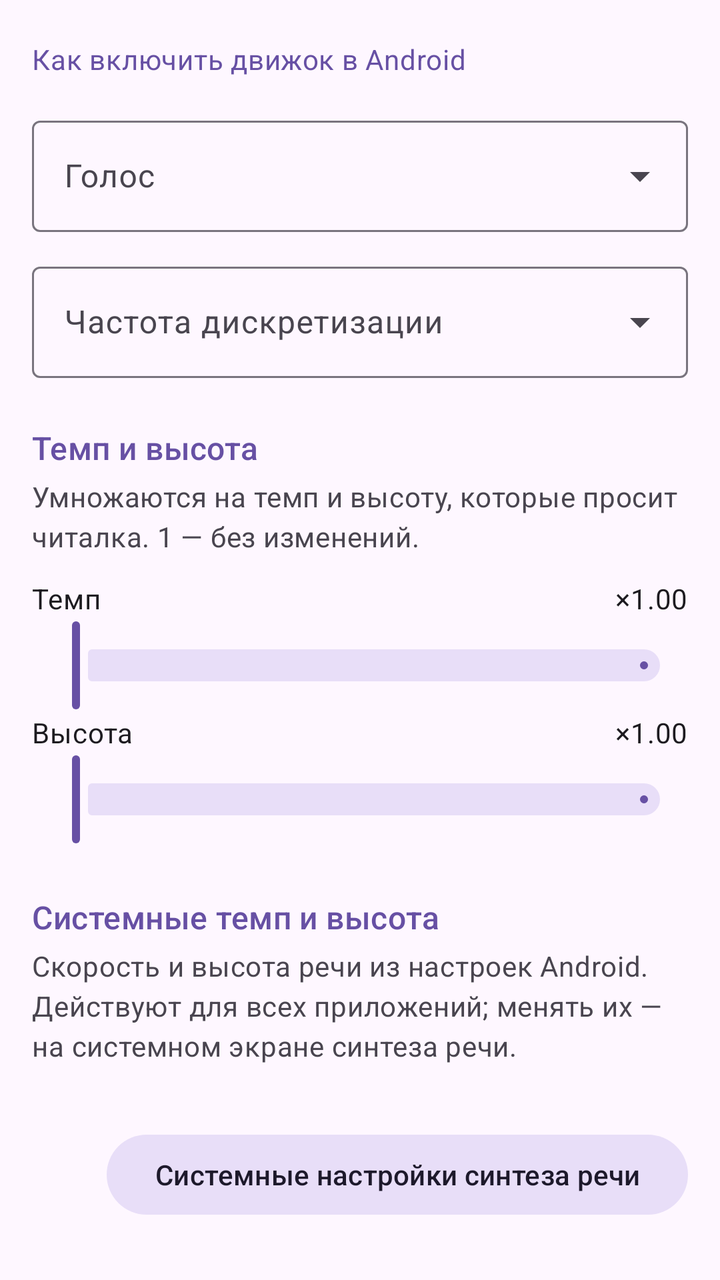
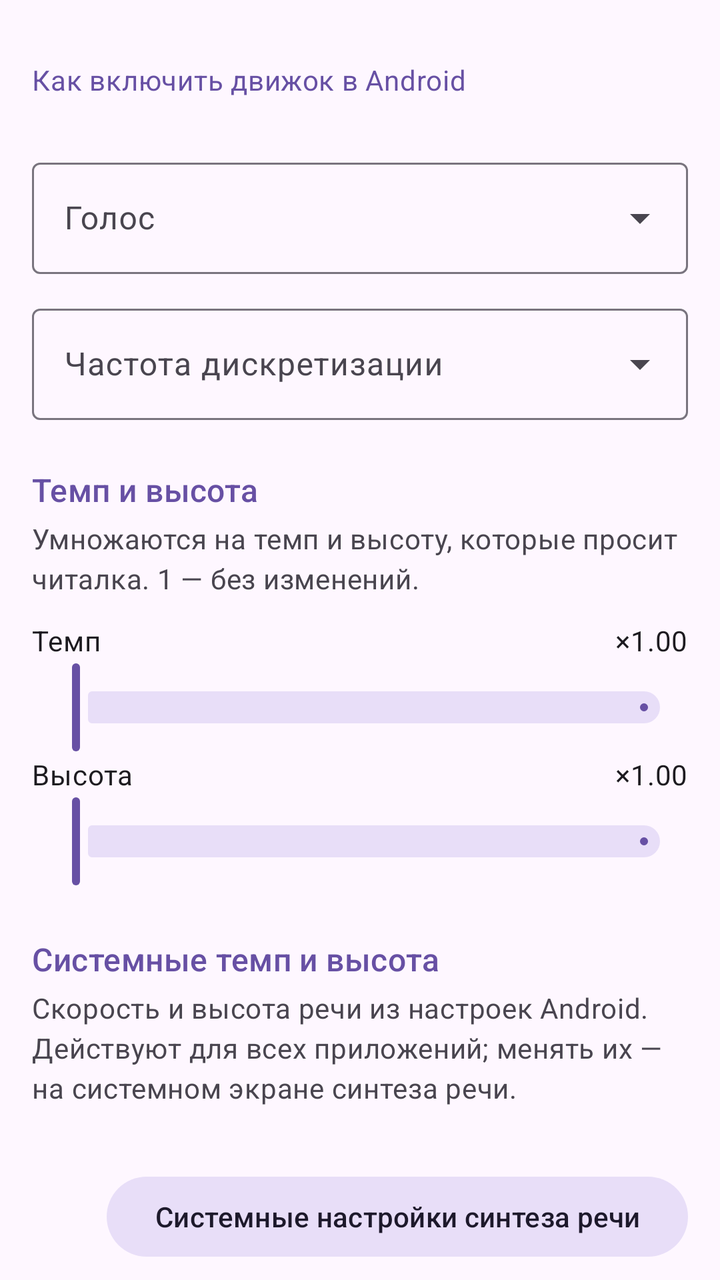

Screens rendered from an Android XML layout before and after an edit, with the pre-edit source and the edit as a unified diff.
<!-- AndroidManifest.xml: application theme Theme.RuVoice -->
<!-- res/layout/fragment_voice.xml -->
<?xml version="1.0" encoding="utf-8"?>
<androidx.core.widget.NestedScrollView xmlns:android="http://schemas.android.com/apk/res/android"
    xmlns:app="http://schemas.android.com/apk/res-auto"
    android:layout_width="match_parent"
    android:layout_height="match_parent"
    android:fillViewport="true">

    <LinearLayout
        android:orientation="vertical"
        android:padding="16dp"
        android:layout_width="match_parent"
        android:layout_height="wrap_content">

        <TextView
            android:id="@+id/setupHelp"
            style="@style/SectionHint"
            android:layout_width="wrap_content"
            android:layout_marginBottom="12dp"
            android:paddingVertical="4dp"
            android:textColor="?attr/colorPrimary"
            android:text="@string/setup_link" />

        <com.google.android.material.textfield.TextInputLayout
            style="@style/Widget.Material3.TextInputLayout.OutlinedBox.ExposedDropdownMenu"
            android:layout_width="match_parent"
            android:layout_height="wrap_content"
            android:hint="@string/voice">
            <com.google.android.material.textfield.MaterialAutoCompleteTextView
                android:id="@+id/voice"
                android:layout_width="match_parent"
                android:layout_height="wrap_content"
                android:inputType="none"
                android:saveEnabled="false" />
        </com.google.android.material.textfield.TextInputLayout>

        <com.google.android.material.textfield.TextInputLayout
            style="@style/Widget.Material3.TextInputLayout.OutlinedBox.ExposedDropdownMenu"
            android:layout_width="match_parent"
            android:layout_height="wrap_content"
            android:layout_marginTop="12dp"
            android:hint="@string/sample_rate">
            <com.google.android.material.textfield.MaterialAutoCompleteTextView
                android:id="@+id/sampleRate"
                android:layout_width="match_parent"
                android:layout_height="wrap_content"
                android:inputType="none"
                android:saveEnabled="false" />
        </com.google.android.material.textfield.TextInputLayout>

        <TextView
            style="@style/Section"
            android:text="@string/section_rate_pitch" />
        <TextView
            style="@style/SectionHint"
            android:text="@string/section_rate_pitch_hint" />

        <LinearLayout
            android:orientation="horizontal"
            android:layout_width="match_parent"
            android:layout_height="wrap_content">
            <TextView
                style="?attr/textAppearanceBodyMedium"
                android:layout_width="0dp"
                android:layout_weight="1"
                android:layout_height="wrap_content"
                android:text="@string/quote_rate" />
            <TextView
                android:id="@+id/rateValue"
                style="?attr/textAppearanceBodyMedium"
                android:layout_width="wrap_content"
                android:layout_height="wrap_content"
                android:text="×1.00" />
        </LinearLayout>
        <com.google.android.material.slider.Slider
            android:id="@+id/rate"
            android:layout_width="match_parent"
            android:layout_height="wrap_content"
            android:valueFrom="0.5"
            android:valueTo="2.0"
            android:stepSize="0.05"
            app:tickVisible="false"
            app:labelBehavior="floating" />

        <LinearLayout
            android:orientation="horizontal"
            android:layout_width="match_parent"
            android:layout_height="wrap_content">
            <TextView
                style="?attr/textAppearanceBodyMedium"
                android:layout_width="0dp"
                android:layout_weight="1"
                android:layout_height="wrap_content"
                android:text="@string/quote_pitch" />
            <TextView
                android:id="@+id/pitchValue"
                style="?attr/textAppearanceBodyMedium"
                android:layout_width="wrap_content"
                android:layout_height="wrap_content"
                android:text="×1.00" />
        </LinearLayout>
        <com.google.android.material.slider.Slider
            android:id="@+id/pitch"
            android:layout_width="match_parent"
            android:layout_height="wrap_content"
            android:valueFrom="0.5"
            android:valueTo="2.0"
            android:stepSize="0.05"
            app:tickVisible="false"
            app:labelBehavior="floating" />

        <TextView
            style="@style/Section"
            android:text="@string/section_system" />
        <TextView
            style="@style/SectionHint"
            android:text="@string/section_system_hint" />

        <TextView
            android:id="@+id/sysValues"
            style="?attr/textAppearanceBodyMedium"
            android:layout_width="match_parent"
            android:layout_height="wrap_content" />

        <Button
            android:id="@+id/sysTtsSettings"
            style="@style/Widget.Material3.Button.TonalButton"
            android:layout_width="wrap_content"
            android:layout_height="wrap_content"
            android:layout_gravity="end"
            android:text="@string/sys_tts_settings" />

        <TextView
            style="@style/Section"
            android:text="@string/section_quote" />
        <TextView
            style="@style/SectionHint"
            android:text="@string/section_quote_hint" />

        <com.google.android.material.materialswitch.MaterialSwitch
            android:id="@+id/quoteOn"
            android:layout_width="match_parent"
            android:layout_height="wrap_content"
            android:saveEnabled="false"
            android:text="@string/quote_on" />

        <LinearLayout
            android:id="@+id/quoteGroup"
            android:orientation="vertical"
            android:layout_width="match_parent"
            android:layout_height="wrap_content"
            android:layout_marginTop="12dp">

        <com.google.android.material.textfield.TextInputLayout
            style="@style/Widget.Material3.TextInputLayout.OutlinedBox.ExposedDropdownMenu"
            android:layout_width="match_parent"
            android:layout_height="wrap_content"
            android:hint="@string/quote_voice">
            <com.google.android.material.textfield.MaterialAutoCompleteTextView
                android:id="@+id/quoteVoice"
                android:layout_width="match_parent"
                android:layout_height="wrap_content"
                android:inputType="none"
                android:saveEnabled="false" />
        </com.google.android.material.textfield.TextInputLayout>

        <LinearLayout
            android:orientation="horizontal"
            android:layout_width="match_parent"
            android:layout_height="wrap_content"
            android:layout_marginTop="12dp">
            <TextView
                style="?attr/textAppearanceBodyMedium"
                android:layout_width="0dp"
                android:layout_weight="1"
                android:layout_height="wrap_content"
                android:text="@string/quote_rate" />
            <TextView
                android:id="@+id/quoteRateValue"
                style="?attr/textAppearanceBodyMedium"
                android:layout_width="wrap_content"
                android:layout_height="wrap_content"
                android:text="×1.00" />
        </LinearLayout>
        <com.google.android.material.slider.Slider
            android:id="@+id/quoteRate"
            android:layout_width="match_parent"
            android:layout_height="wrap_content"
            android:valueFrom="0.5"
            android:valueTo="2.0"
            android:stepSize="0.05"
            app:tickVisible="false"
            app:labelBehavior="floating" />

        <LinearLayout
            android:orientation="horizontal"
            android:layout_width="match_parent"
            android:layout_height="wrap_content">
            <TextView
                style="?attr/textAppearanceBodyMedium"
                android:layout_width="0dp"
                android:layout_weight="1"
                android:layout_height="wrap_content"
                android:text="@string/quote_pitch" />
            <TextView
                android:id="@+id/quotePitchValue"
                style="?attr/textAppearanceBodyMedium"
                android:layout_width="wrap_content"
                android:layout_height="wrap_content"
                android:text="×1.00" />
        </LinearLayout>
        <com.google.android.material.slider.Slider
            android:id="@+id/quotePitch"
            android:layout_width="match_parent"
            android:layout_height="wrap_content"
            android:valueFrom="0.5"
            android:valueTo="2.0"
            android:stepSize="0.05"
            app:tickVisible="false"
            app:labelBehavior="floating" />
        </LinearLayout>

        <TextView
            style="@style/Section"
            android:text="@string/section_preview" />

        <include layout="@layout/preview_box" />
    </LinearLayout>
</androidx.core.widget.NestedScrollView>
<!-- res/layout/preview_box.xml (included above) -->
<?xml version="1.0" encoding="utf-8"?>
<LinearLayout xmlns:android="http://schemas.android.com/apk/res/android"
    xmlns:app="http://schemas.android.com/apk/res-auto"
    android:orientation="vertical"
    android:layout_width="match_parent"
    android:layout_height="wrap_content">

    <com.google.android.material.textfield.TextInputLayout
        style="@style/Widget.Material3.TextInputLayout.OutlinedBox"
        android:layout_width="match_parent"
        android:layout_height="wrap_content"
        android:hint="@string/preview_hint"
        app:endIconMode="clear_text">
        <com.google.android.material.textfield.TextInputEditText
            android:id="@+id/previewText"
            android:layout_width="match_parent"
            android:layout_height="wrap_content"
            android:inputType="textMultiLine|textCapSentences"
            android:minLines="2" />
    </com.google.android.material.textfield.TextInputLayout>

    <LinearLayout
        android:orientation="horizontal"
        android:layout_width="match_parent"
        android:layout_height="wrap_content"
        android:layout_marginTop="8dp"
        android:gravity="end">
        <Button
            android:id="@+id/analyze"
            style="@style/Widget.Material3.Button.TonalButton"
            android:layout_width="wrap_content"
            android:layout_height="wrap_content"
            android:layout_marginEnd="8dp"
            android:text="@string/analyze" />
        <Button
            android:id="@+id/preview"
            android:layout_width="wrap_content"
            android:layout_height="wrap_content"
            android:text="@string/preview"
            app:icon="@drawable/ic_play" />
    </LinearLayout>
</LinearLayout>
<!-- resources referenced by this layout -->
<resources>
  <!-- drawable ic_play (drawable) -->
  <vector xmlns:android="http://schemas.android.com/apk/res/android"
      android:width="24dp" android:height="24dp"
      android:viewportWidth="24" android:viewportHeight="24"
      android:tint="?attr/colorControlNormal">
      <path android:fillColor="@android:color/white" android:pathData="M8,5v14l11,-7z" />
  </vector>
  <string name="analyze">Разбор</string>
  <string name="preview">Прослушать</string>
  <string name="preview_hint">Текст для прослушивания</string>
  <string name="quote_on">Распознавать прямую речь</string>
  <string name="quote_pitch">Высота</string>
  <string name="quote_rate">Темп</string>
  <string name="quote_voice">Голос прямой речи</string>
  <string name="sample_rate">Частота дискретизации</string>
  <string name="section_preview">Проверка</string>
  <string name="section_quote">Прямая речь</string>
  <string name="section_quote_hint">Реплики, начинающиеся с тире или кавычки, можно озвучивать другим голосом, темпом и высотой. Экспериментально: если читалка отдаёт текст по предложению, реплика из нескольких предложений распознаётся только там, где рядом есть слова автора («— сказал он»).</string>
  <string name="section_rate_pitch">Темп и высота</string>
  <string name="section_rate_pitch_hint">Умножаются на темп и высоту, которые просит читалка. 1 — без изменений.</string>
  <string name="section_system">Системные темп и высота</string>
  <string name="section_system_hint">Скорость и высота речи из настроек Android. Действуют для всех приложений; менять их — на системном экране синтеза речи.</string>
  <string name="setup_link">Как включить движок в Android</string>
  <string name="sys_tts_settings">Системные настройки синтеза речи</string>
  <string name="voice">Голос</string>
  <style name="Section">
          <item name="android:layout_width">match_parent</item>
          <item name="android:layout_height">wrap_content</item>
          <item name="android:layout_marginTop">24dp</item>
          <item name="android:layout_marginBottom">4dp</item>
          <item name="android:textAppearance">?attr/textAppearanceTitleMedium</item>
          <item name="android:textColor">?attr/colorPrimary</item>
          
          <item name="android:accessibilityHeading" tools:targetApi="28">true</item>
      </style>
  <style name="SectionHint">
          <item name="android:layout_width">match_parent</item>
          <item name="android:layout_height">wrap_content</item>
          <item name="android:layout_marginBottom">12dp</item>
          <item name="android:textAppearance">?attr/textAppearanceBodyMedium</item>
          <item name="android:textColor">?attr/colorOnSurfaceVariant</item>
      </style>
  <style name="Theme.RuVoice" parent="Theme.Material3.DayNight.NoActionBar">
          <item name="materialAlertDialogTheme">@style/ThemeOverlay.RuVoice.Dialog</item>
      </style>
  <style name="ThemeOverlay.RuVoice.Dialog" parent="ThemeOverlay.Material3.MaterialAlertDialog">
          <item name="android:windowMinWidthMinor">100%</item>
          <item name="alertDialogStyle">@style/RuVoice.Dialog</item>
      </style>
  <style name="RuVoice.Dialog" parent="MaterialAlertDialog.Material3">
          <item name="backgroundInsetStart">2dp</item>
          <item name="backgroundInsetEnd">2dp</item>
          <item name="backgroundInsetTop">16dp</item>
          <item name="backgroundInsetBottom">16dp</item>
      </style>
</resources>

<!-- the commit's change to res/layout/fragment_voice.xml (unified diff, before → after) -->
@@ -17,6 +17,8 @@
             android:layout_width="wrap_content"
             android:layout_marginBottom="12dp"
             android:paddingVertical="4dp"
+                android:minHeight="48dp"
+                android:gravity="center_vertical"
             android:textColor="?attr/colorPrimary"
             android:text="@string/setup_link" />
 
